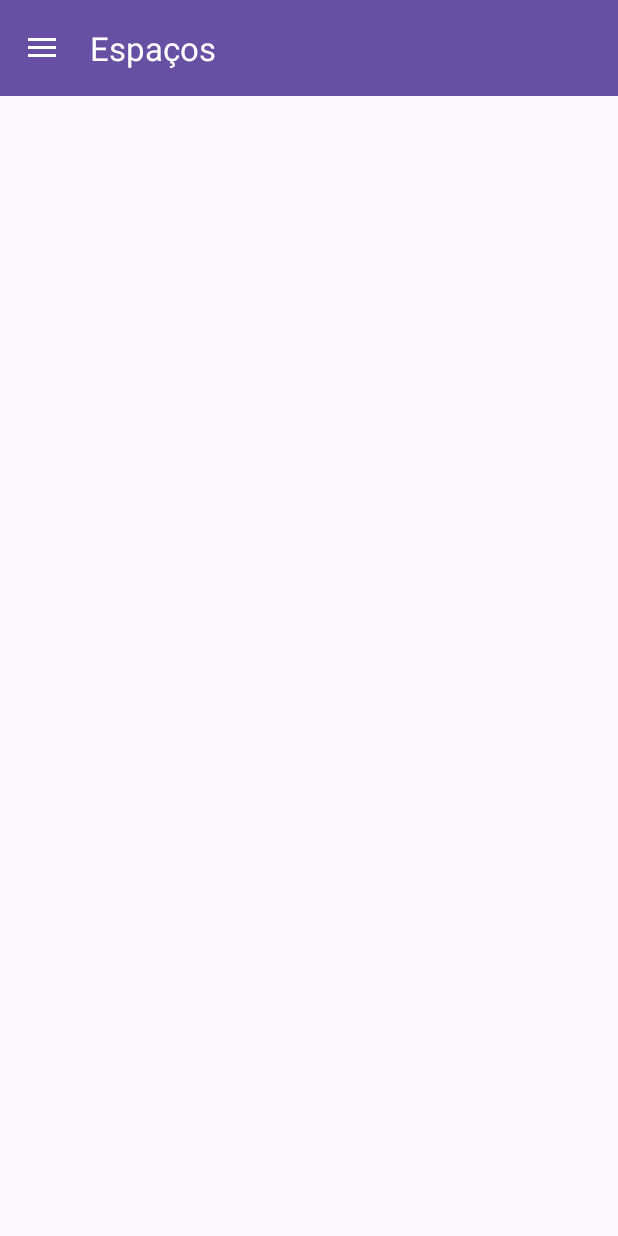
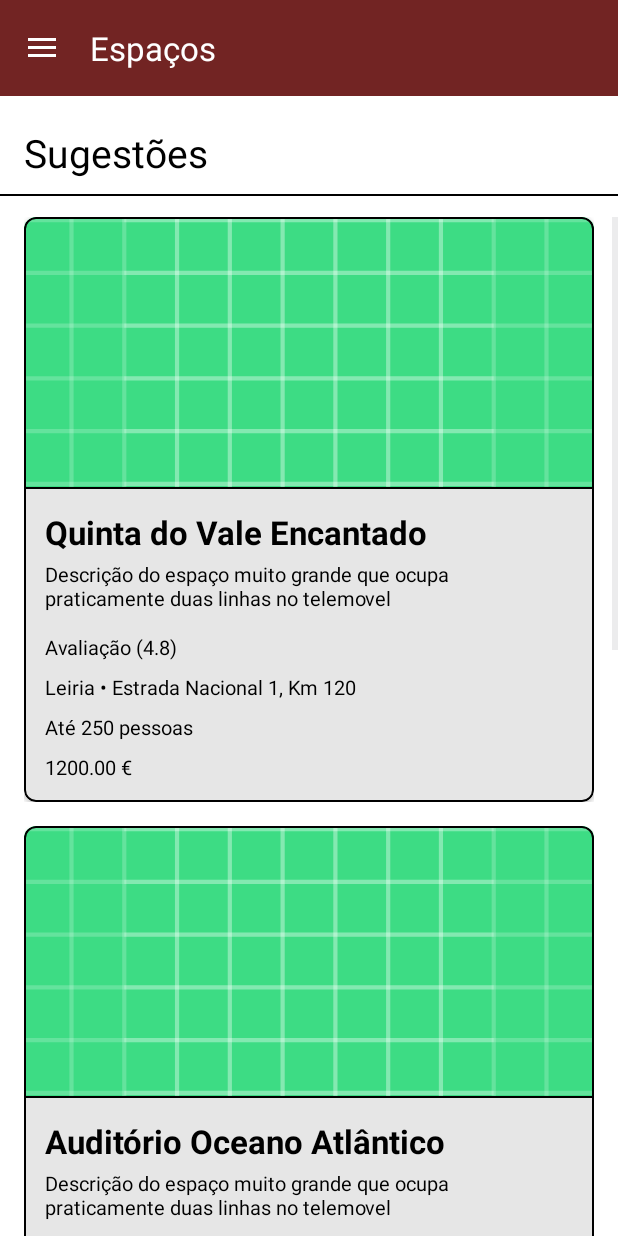
Before and after one commit to bernardomrqs05/ProjetoAndroid, an Android app: the MenuMainActivity screen opened directly, with no data from a screen before it, on a phone screen of 412 x 824 dp. Run offline under Robolectric (Android 15) with nearby library versions, the phone set to English and light mode, and no system bars.

Commit message:
adicionados cards de locais(singleton)/Melhorias do login e resgister

```diff
--- a/app/src/main/java/com/example/eventlink/MenuMainActivity.java
+++ b/app/src/main/java/com/example/eventlink/MenuMainActivity.java
@@ -1,9 +1,9 @@
 package com.example.eventlink;
 
+import android.content.Intent;
 import android.os.Bundle;
 import android.view.MenuItem;
 import android.view.View;
-import android.widget.Toast;
 
 import androidx.activity.EdgeToEdge;
 import androidx.appcompat.app.ActionBarDrawerToggle;
@@ -15,11 +15,10 @@ import androidx.core.view.ViewCompat;
 import androidx.core.view.WindowInsetsCompat;
 import androidx.fragment.app.Fragment;
 
-import com.example.eventlink.R;
 import com.example.eventlink.databinding.ActivityMenuMainBinding;
 import com.example.eventlink.databinding.NavHeaderMainBinding;
+import com.example.eventlink.fragments.ListaLocaisFragment;
 import com.google.android.material.navigation.NavigationView;
-
 
 public class MenuMainActivity extends AppCompatActivity {
 
@@ -30,7 +29,6 @@ public class MenuMainActivity extends AppCompatActivity {
     protected void onCreate(Bundle savedInstanceState) {
         super.onCreate(savedInstanceState);
         EdgeToEdge.enable(this);
-        //setContentView(R.layout.activity_menu_main);
 
         binding = ActivityMenuMainBinding.inflate(getLayoutInflater());
         setContentView(binding.getRoot());
@@ -40,9 +38,16 @@ public class MenuMainActivity extends AppCompatActivity {
             v.setPadding(systemBars.left, systemBars.top, systemBars.right, systemBars.bottom);
             return insets;
         });
+
         carregarToolbar();
         atualizarEmailCabecalho();
         carregarFragmentoInicial();
+
+        binding.btnTerminarSessao.setOnClickListener(v -> {
+            Intent intent = new Intent(MenuMainActivity.this, LoginActivity.class);
+            startActivity(intent);
+            finish();
+        });
 
         binding.navigationView.setNavigationItemSelectedListener(new NavigationView.OnNavigationItemSelectedListener() {
             @Override
@@ -50,54 +55,44 @@ public class MenuMainActivity extends AppCompatActivity {
                 int id = menuItem.getItemId();
                 if (id == R.id.navEspacos) {
                     binding.toolbar.setTitle(menuItem.getTitle());
-                    //carregarFragmento(new ListaLivrosFragment());
-                    //Toast.makeText(MenuMainActivity.this, "Menu Estático", Toast.LENGTH_SHORT).show();
-                } else{
-                    if(id == R.id.navPedidos) {
-                        binding.toolbar.setTitle(menuItem.getTitle());
-                        //carregarFragmento(new GrelhaLivrosFragment());
-
-                        //Toast.makeText(MenuMainActivity.this, "Menu Dinamico", Toast.LENGTH_SHORT).show();
-                    }
-                    else if(id == R.id.navFaq){
-                        //criar metodo enviaremail(); com o intent
-                        enviaremail();
-                        binding.toolbar.setTitle(menuItem.getTitle());
-                        //Toast.makeText(MenuMainActivity.this, "Menu Email", Toast.LENGTH_SHORT).show();
-                    }
+                    carregarFragmento(new ListaLocaisFragment());
+                } else if (id == R.id.navPedidos) {
+                    binding.toolbar.setTitle(menuItem.getTitle());
+                    // Próximo passo: carregarFragmento(new ListaPedidosFragment());
+                } else if (id == R.id.navFaq) {
+                    enviaremail();
+                    binding.toolbar.setTitle(menuItem.getTitle());
                 }
                 menuItem.setChecked(true);
                 binding.drawerLayout.closeDrawer(GravityCompat.START);
                 return true;
             }
 
-            private void enviaremail(){
-                //TODO intent implicito => ver android developers action_send
+            private void enviaremail() {
+                // TODO intent implicito => ver android developers action_send
             }
         });
     }
 
     private void carregarFragmentoInicial() {
-        //selecionar o item + alterar o titulo + carregar o fragmento (EstáticoFragment)
-        //carregarFragmento(new ListaLivrosFragment());
+        carregarFragmento(new ListaLocaisFragment());
         binding.navigationView.setCheckedItem(R.id.navEspacos);
-        //TODO: não está a tualizar o título da toolbar
         MenuItem item = binding.navigationView.getMenu().findItem(R.id.navEspacos);
-        getSupportActionBar().setTitle(item.getTitle());
-        //binding.toolbar.setTitle(item.getTitle());
+        if (item != null) {
+            binding.toolbar.setTitle(item.getTitle());
+            if (getSupportActionBar() != null) {
+                getSupportActionBar().setTitle(item.getTitle());
+            }
+        }
     }
 
     private void atualizarEmailCabecalho() {
-        //email recebido no intent da LoginActivity
         email = getIntent().getStringExtra("Email");
         View headerView;
         if (email != null) {
             if (binding.navigationView.getHeaderCount() > 0) {
-                //tenho de aceder ao navigationView para depois conseguir carregar o cabeçalho/header
                 headerView = binding.navigationView.getHeaderView(0);
-                //a classe binding gerada para o layout nav_header_main => NavHeaderMainBinding
                 NavHeaderMainBinding headerBinding = NavHeaderMainBinding.bind(headerView);
-                // a partir do headerBinding consigam aceder aos componentes nesse layout
                 headerBinding.tvEmail.setText(email);
             }
         }
@@ -106,21 +101,19 @@ public class MenuMainActivity extends AppCompatActivity {
     private void carregarToolbar() {
         setSupportActionBar(binding.toolbar);
         ActionBarDrawerToggle drawerToggle = new ActionBarDrawerToggle(this,
-                binding.drawerLayout, binding.toolbar,R.string.menu_abrir,
+                binding.drawerLayout, binding.toolbar, R.string.menu_abrir,
                 R.string.menu_fechar);
         binding.drawerLayout.addDrawerListener(drawerToggle);
         drawerToggle.syncState();
-        drawerToggle.getDrawerArrowDrawable().setColor(ContextCompat.getColor(this
-                , android.R.color.white));
+        drawerToggle.getDrawerArrowDrawable().setColor(ContextCompat.getColor(this,
+                android.R.color.white));
     }
 
-    private void carregarFragmento(Fragment fragmento){
+    private void carregarFragmento(Fragment fragmento) {
         getSupportFragmentManager()
                 .beginTransaction()
                 .setReorderingAllowed(true)
-                .replace(R.id.fragmentContainer,fragmento)
+                .replace(R.id.fragmentContainer, fragmento)
                 .commit();
     }
-
-
 }
--- /dev/null
+++ b/app/src/main/java/com/example/eventlink/adapters/ListaLocaisAdapter.java
@@ -0,0 +1,64 @@
+package com.example.eventlink.adapters;
+
+import android.content.Context;
+import android.view.LayoutInflater;
+import android.view.View;
+import android.view.ViewGroup;
+import android.widget.BaseAdapter;
+
+import com.example.eventlink.databinding.ItemListaLocalBinding;
+import com.example.eventlink.models.Local;
+
+import java.util.ArrayList;
+import java.util.Locale;
+
+public class ListaLocaisAdapter extends BaseAdapter {
+
+    private Context context;
+    private LayoutInflater inflater;
+    private ArrayList<Local> locais;
+
+    public ListaLocaisAdapter(Context context, ArrayList<Local> locais) {
+        this.context = context;
+        this.locais = locais;
+    }
+
+    @Override
+    public int getCount() {
+        return locais.size();
+    }
+
+    @Override
+    public Object getItem(int position) {
+        return locais.get(position);
+    }
+
+    @Override
+    public long getItemId(int position) {
+        return locais.get(position).getId();
+    }
+
+    @Override
+    public View getView(int position, View convertView, ViewGroup parent) {
+        ItemListaLocalBinding binding;
+        if (convertView == null) {
+            if (inflater == null) {
+                inflater = LayoutInflater.from(context);
+            }
+            binding = ItemListaLocalBinding.inflate(inflater, parent, false);
+            convertView = binding.getRoot();
+            convertView.setTag(binding);
+        } else {
+            binding = (ItemListaLocalBinding) convertView.getTag();
+        }
+
+        Local local = locais.get(position);
+        binding.ivCapaLocal.setImageResource(local.getImagemResId());
+        binding.tvNomeLocal.setText(local.getNome());
+        binding.tvCidadeLocal.setText(local.getCidade() + " • " + local.getMorada());
+        binding.tvCapacidadeLocal.setText("Até " + local.getCapacidadeTotal() + " pessoas");
+        binding.tvPrecoLocal.setText(String.format(Locale.getDefault(), "%.2f €", local.getPrecoAluguerBase()));
+
+        return convertView;
+    }
+}
--- /dev/null
+++ b/app/src/main/java/com/example/eventlink/fragments/ListaLocaisFragment.java
@@ -0,0 +1,43 @@
+package com.example.eventlink.fragments;
+
+import android.os.Bundle;
+import android.view.LayoutInflater;
+import android.view.View;
+import android.view.ViewGroup;
+import android.widget.Toast;
+
+import androidx.annotation.NonNull;
+import androidx.annotation.Nullable;
+import androidx.fragment.app.Fragment;
+
+import com.example.eventlink.adapters.ListaLocaisAdapter;
+import com.example.eventlink.databinding.FragmentListaLocaisBinding;
+import com.example.eventlink.models.Local;
+import com.example.eventlink.models.SingletonGestorEventLink;
+
+import java.util.ArrayList;
+
+public class ListaLocaisFragment extends Fragment {
+
+    private FragmentListaLocaisBinding binding;
+    private ArrayList<Local> locais;
+
+    @Nullable
+    @Override
+    public View onCreateView(@NonNull LayoutInflater inflater, @Nullable ViewGroup container,
+                             @Nullable Bundle savedInstanceState) {
+        binding = FragmentListaLocaisBinding.inflate(inflater, container, false);
+
+        locais = SingletonGestorEventLink.getInstance().getLocais();
+        ListaLocaisAdapter adapter = new ListaLocaisAdapter(getContext(), locais);
+        binding.lvLocais.setAdapter(adapter);
+
+        binding.lvLocais.setOnItemClickListener((parent, view, position, id) -> {
+            Local localSelecionado = locais.get(position);
+            Toast.makeText(getContext(), "Selecionaste: " + localSelecionado.getNome(), Toast.LENGTH_SHORT).show();
+            // Próximo passo: abrir DetalhesLocalActivity passando localSelecionado.getId()
+        });
+
+        return binding.getRoot();
+    }
+}
--- /dev/null
+++ b/app/src/main/java/com/example/eventlink/models/Local.java
@@ -0,0 +1,55 @@
+package com.example.eventlink.models;
+
+import java.io.Serializable;
+
+public class Local implements Serializable {
+    private int id;
+    private String nome;
+    private String descricao;
+    private int imagemResId; // apenas para teste (depois trocar por String fotoCapaUrl)
+    private String morada;
+    private String cidade;
+    private String codigoPostal;
+    private int capacidadeTotal;
+    private double precoAluguerBase;
+
+    public Local(int id, String nome, String descricao, int imagemResId, String morada,
+                 String cidade, String codigoPostal, int capacidadeTotal, double precoAluguerBase) {
+        this.id = id;
+        this.nome = nome;
+        this.descricao = descricao;
+        this.imagemResId = imagemResId;
+        this.morada = morada;
+        this.cidade = cidade;
+        this.codigoPostal = codigoPostal;
+        this.capacidadeTotal = capacidadeTotal;
+        this.precoAluguerBase = precoAluguerBase;
+    }
+
+    public int getId() { return id; }
+    public void setId(int id) { this.id = id; }
+
+    public String getNome() { return nome; }
+    public void setNome(String nome) { this.nome = nome; }
+
+    public String getDescricao() { return descricao; }
+    public void setDescricao(String descricao) { this.descricao = descricao; }
+
+    public int getImagemResId() { return imagemResId; }
+    public void setImagemResId(int imagemResId) { this.imagemResId = imagemResId; }
+
+    public String getMorada() { return morada; }
+    public void setMorada(String morada) { this.morada = morada; }
+
+    public String getCidade() { return cidade; }
+    public void setCidade(String cidade) { this.cidade = cidade; }
+
+    public String getCodigoPostal() { return codigoPostal; }
+    public void setCodigoPostal(String codigoPostal) { this.codigoPostal = codigoPostal; }
+
+    public int getCapacidadeTotal() { return capacidadeTotal; }
+    public void setCapacidadeTotal(int capacidadeTotal) { this.capacidadeTotal = capacidadeTotal; }
+
+    public double getPrecoAluguerBase() { return precoAluguerBase; }
+    public void setPrecoAluguerBase(double precoAluguerBase) { this.precoAluguerBase = precoAluguerBase; }
+}
--- a/app/src/main/res/layout/activity_menu_main.xml
+++ b/app/src/main/res/layout/activity_menu_main.xml
@@ -20,9 +20,10 @@
             android:id="@+id/toolbar"
             android:layout_width="match_parent"
             android:layout_height="wrap_content"
-            android:background="?attr/colorPrimary"
+            android:background="@color/color_eventlink"
             android:minHeight="?attr/actionBarSize"
             android:theme="?attr/actionBarTheme"
+            app:title="EventLink"
             app:titleTextColor="@color/white"/>
 
         <FrameLayout
--- /dev/null
+++ b/app/src/main/res/layout/fragment_lista_locais.xml
@@ -0,0 +1,34 @@
+<?xml version="1.0" encoding="utf-8"?>
+<LinearLayout xmlns:android="http://schemas.android.com/apk/res/android"
+    android:layout_width="match_parent"
+    android:layout_height="match_parent"
+    android:background="@color/white"
+    android:orientation="vertical">
+
+    <TextView
+        android:id="@+id/tvTituloSugestoes"
+        android:layout_width="match_parent"
+        android:layout_height="wrap_content"
+        android:paddingHorizontal="16dp"
+        android:paddingTop="20dp"
+        android:paddingBottom="10dp"
+        android:text="@string/sugestoes_pag_espaços"
+        android:textColor="@color/black"
+        android:textSize="26sp" />
+
+    <View
+        android:layout_width="match_parent"
+        android:layout_height="1.5dp"
+        android:background="@color/black" />
+
+    <ListView
+        android:id="@+id/lvLocais"
+        android:layout_width="match_parent"
+        android:layout_height="match_parent"
+        android:clipToPadding="false"
+        android:divider="@android:color/transparent"
+        android:dividerHeight="16dp"
+        android:paddingTop="14dp"
+        android:paddingBottom="16dp" />
+
+</LinearLayout>
--- /dev/null
+++ b/app/src/main/res/layout/item_lista_local.xml
@@ -0,0 +1,101 @@
+<?xml version="1.0" encoding="utf-8"?>
+<FrameLayout xmlns:android="http://schemas.android.com/apk/res/android"
+    xmlns:app="http://schemas.android.com/apk/res-auto"
+    android:layout_width="match_parent"
+    android:layout_height="wrap_content"
+    android:paddingHorizontal="16dp">
+
+    <com.google.android.material.card.MaterialCardView
+        android:layout_width="match_parent"
+        android:layout_height="wrap_content"
+        app:cardBackgroundColor="#E6E6E6"
+        app:cardCornerRadius="8dp"
+        app:cardElevation="2dp"
+        app:strokeColor="@color/black"
+        app:strokeWidth="1.5dp">
+
+        <LinearLayout
+            android:layout_width="match_parent"
+            android:layout_height="wrap_content"
+            android:orientation="vertical">
+
+            <ImageView
+                android:id="@+id/ivCapaLocal"
+                android:layout_width="match_parent"
+                android:layout_height="180dp"
+                android:background="#E6E6E6"
+                android:scaleType="centerCrop"
+                android:src="@drawable/ic_launcher_background" />
+
+            <View
+                android:layout_width="match_parent"
+                android:layout_height="1.5dp"
+                android:background="@color/black" />
+
+            <LinearLayout
+                android:layout_width="match_parent"
+                android:layout_height="wrap_content"
+                android:orientation="vertical"
+                android:padding="14dp">
+
+                <TextView
+                    android:id="@+id/tvNomeLocal"
+                    android:layout_width="match_parent"
+                    android:layout_height="wrap_content"
+                    android:text="Nome Espaço"
+                    android:textColor="@color/black"
+                    android:textSize="22sp"
+                    android:textStyle="bold" />
+
+                <TextView
+                    android:id="@+id/tvDescricaoLocal"
+                    android:layout_width="match_parent"
+                    android:layout_height="wrap_content"
+                    android:layout_marginTop="4dp"
+                    android:ellipsize="end"
+                    android:maxLines="2"
+                    android:text="Descrição do espaço muito grande que ocupa praticamente duas linhas no telemovel"
+                    android:textColor="@color/black"
+                    android:textSize="13sp" />
+
+                <TextView
+                    android:id="@+id/tvAvaliacaoLocal"
+                    android:layout_width="match_parent"
+                    android:layout_height="wrap_content"
+                    android:layout_marginTop="14dp"
+                    android:text="Avaliação (4.8)"
+                    android:textColor="@color/black"
+                    android:textSize="13sp" />
+
+                <TextView
+                    android:id="@+id/tvCidadeLocal"
+                    android:layout_width="match_parent"
+                    android:layout_height="wrap_content"
+                    android:layout_marginTop="8dp"
+                    android:text="Localização"
+                    android:textColor="@color/black"
+                    android:textSize="13sp" />
+
+                <TextView
+                    android:id="@+id/tvCapacidadeLocal"
+                    android:layout_width="match_parent"
+                    android:layout_height="wrap_content"
+                    android:layout_marginTop="8dp"
+                    android:text="Capacidade máxima"
+                    android:textColor="@color/black"
+                    android:textSize="13sp" />
+
+                <TextView
+                    android:id="@+id/tvPrecoLocal"
+                    android:layout_width="match_parent"
+                    android:layout_height="wrap_content"
+                    android:layout_marginTop="8dp"
+                    android:text="Preço Base"
+                    android:textColor="@color/black"
+                    android:textSize="13sp" />
+
+            </LinearLayout>
+        </LinearLayout>
+    </com.google.android.material.card.MaterialCardView>
+
+</FrameLayout>
--- a/app/src/main/res/values/strings.xml
+++ b/app/src/main/res/values/strings.xml
@@ -13,4 +13,5 @@
     <string name="txt_inicie_sessao_register">Inicie Sessão</string>
     <string name="menu_abrir">Abrir menu de navegação</string>
     <string name="menu_fechar">Fechar menu de navegação</string>
+    <string name="sugestoes_pag_espaços">Sugestões</string>
 </resources>
```
Also changed, not shown: app/src/main/java/com/example/eventlink/LoginActivity.java (+5 -10 lines), app/src/main/java/com/example/eventlink/models/SingletonGestorEventLink.java (added, +86 -0 lines), app/src/main/res/layout/activity_login.xml (+45 -46 lines), app/src/main/res/layout/activity_register.xml (+68 -69 lines), 1 other file.
